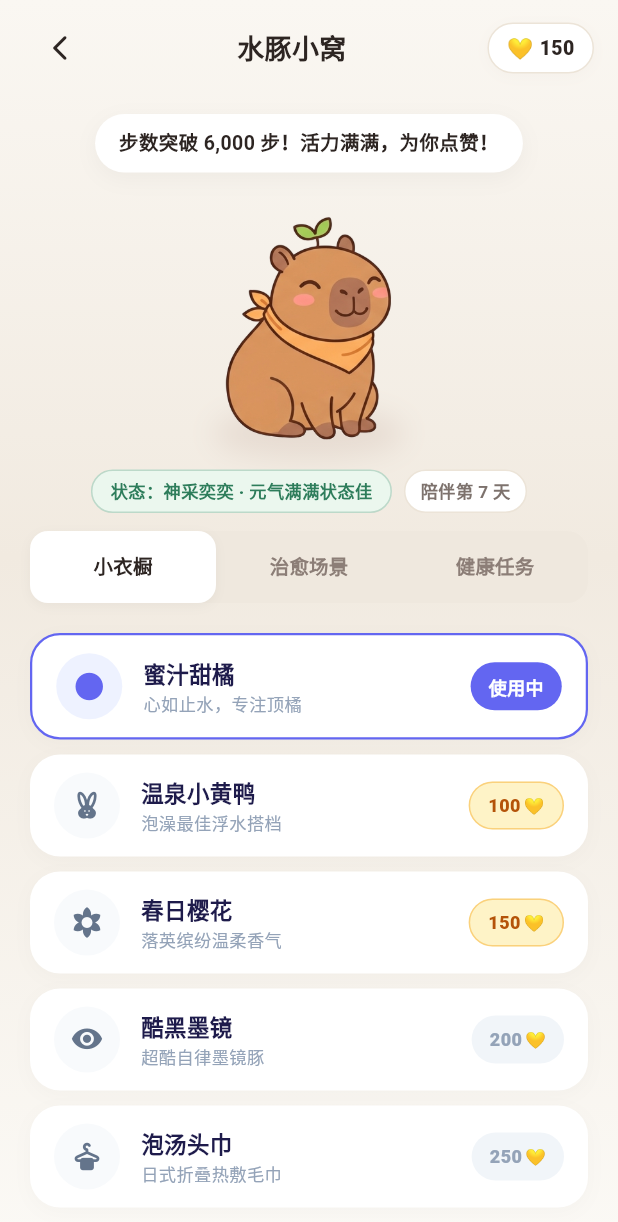
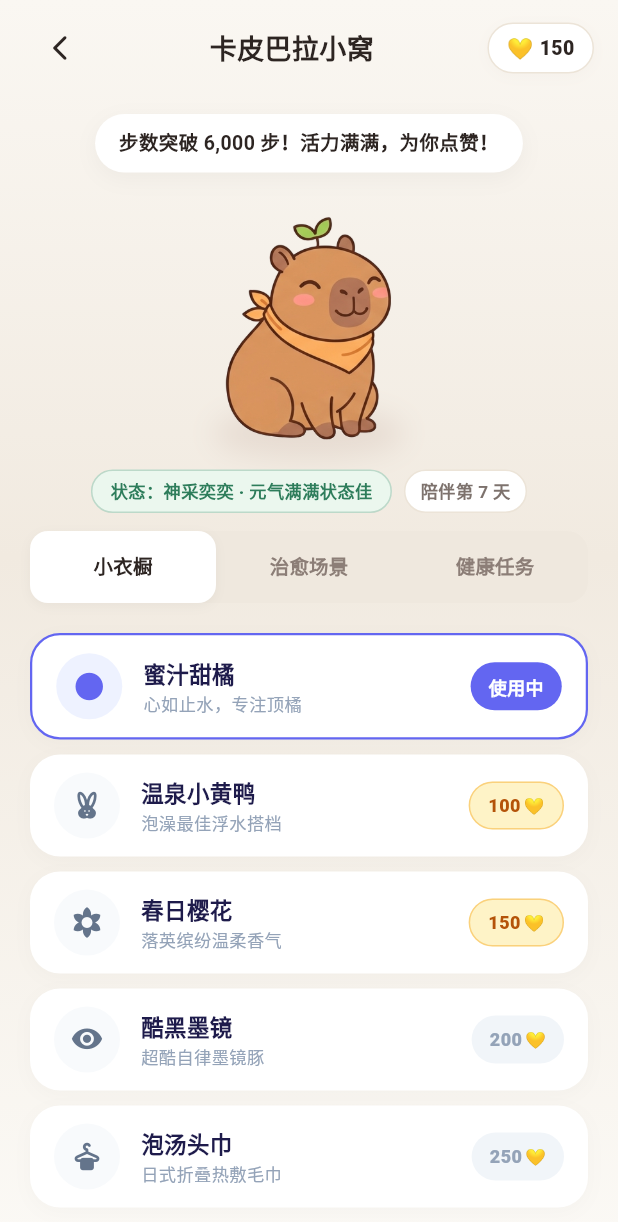
Before and after one commit to xuldqi/yydsxnec, a Flutter app: the CapybaraSanctuaryScreen screen opened by its route, on a phone screen of 412 x 824 dp. Shown: the top 1222 px of the screen. Run offline on Flutter 3.47's test engine with Material 3 defaults, Android fonts, the phone set to English and light mode, and no system bars; our stand-ins replace audioplayers, camera, drift, drift_flutter, fl_chart, flutter_local_notifications and 19 more; missing offline and left inert: flutter_foreground_task, google_mlkit_text_recognition, home_widget, record, tflite_flutter; accounts and stored records are empty; generated files the repository leaves out were written again; project files that could hold a hidden picture were left out.

Commit message:
style: rename user-facing '水豚' to popular endearing name '卡皮巴拉'

```diff
--- a/lib/features/capybara/models/capybara_state.dart
+++ b/lib/features/capybara/models/capybara_state.dart
@@ -33,7 +33,7 @@ enum CapybaraMood {
   energetic(
     label: '神采奕奕',
     statusDesc: '元气满满状态佳',
-    defaultQuote: '哇！今天的你超级自律，水豚为你感到骄傲！',
+    defaultQuote: '哇！今天的你超级自律，卡皮巴拉为你感到骄傲！',
     badgeColor: Color(0xFF2E7D5B),
     badgeBg: Color(0xFFEBF7EE),
   );
--- a/lib/features/capybara/providers/capybara_provider.dart
+++ b/lib/features/capybara/providers/capybara_provider.dart
@@ -24,7 +24,7 @@ class CapybaraNotifier extends StateNotifier<CapybaraState> {
   static const List<String> _petQuotes = [
     '呼噜呼噜... 好舒服呀~ (满意眯眼)',
     '摸摸头，今天也要心平气和、健康自律哦~',
-    '水豚最喜欢你了！继续保持好状态！',
+    '卡皮巴拉最喜欢你了！继续保持好状态！',
     '咕噜噜，有你的陪伴，今天又是治愈的一天。',
     '大大的拥抱！记得按时喝水多走动哦~',
     '心如止水，波澜不惊... 诶，被你摸笑了！',
--- a/lib/features/capybara/screens/capybara_sanctuary_screen.dart
+++ b/lib/features/capybara/screens/capybara_sanctuary_screen.dart
@@ -142,7 +142,7 @@ class _CapybaraSanctuaryScreenState
                           size: 20, color: Color(0xFF2D2522)),
                     ),
                     const Text(
-                      '水豚小窝',
+                      '卡皮巴拉小窝',
                       style: TextStyle(
                         fontSize: 18,
                         fontWeight: FontWeight.w900,
--- a/lib/features/profile/profile_screen.dart
+++ b/lib/features/profile/profile_screen.dart
@@ -232,7 +232,7 @@ class ProfileScreen extends ConsumerWidget {
                       mainAxisSize: MainAxisSize.min,
                       children: [
                         Text(
-                          '陪伴水豚 ${capyState.companionshipDays} 天',
+                          '陪伴卡皮巴拉 ${capyState.companionshipDays} 天',
                           style: const TextStyle(
                             fontSize: 11,
                             fontWeight: FontWeight.w700,
@@ -543,7 +543,7 @@ class ProfileScreen extends ConsumerWidget {
         children: [
           _buildNavRow(
             context,
-            '水豚小窝与装扮',
+            '卡皮巴拉小窝与装扮',
             subtitle: '专属宠物装扮与治愈互动',
             icon: Icons.home_rounded,
             iconColor: const Color(0xFF8D5B4C),
```
